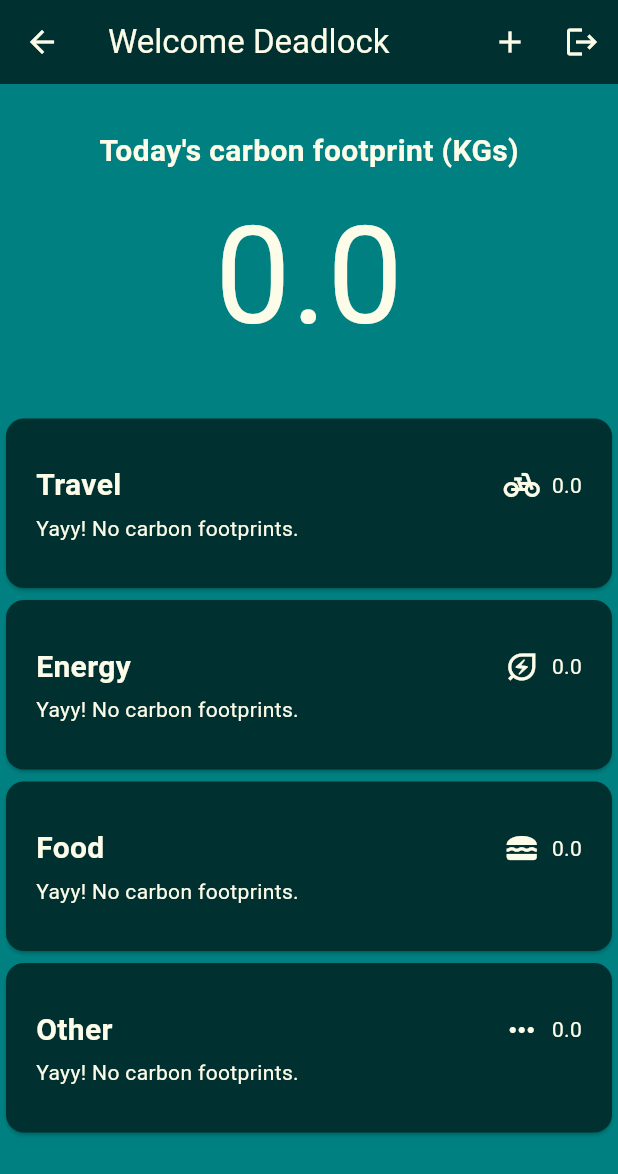
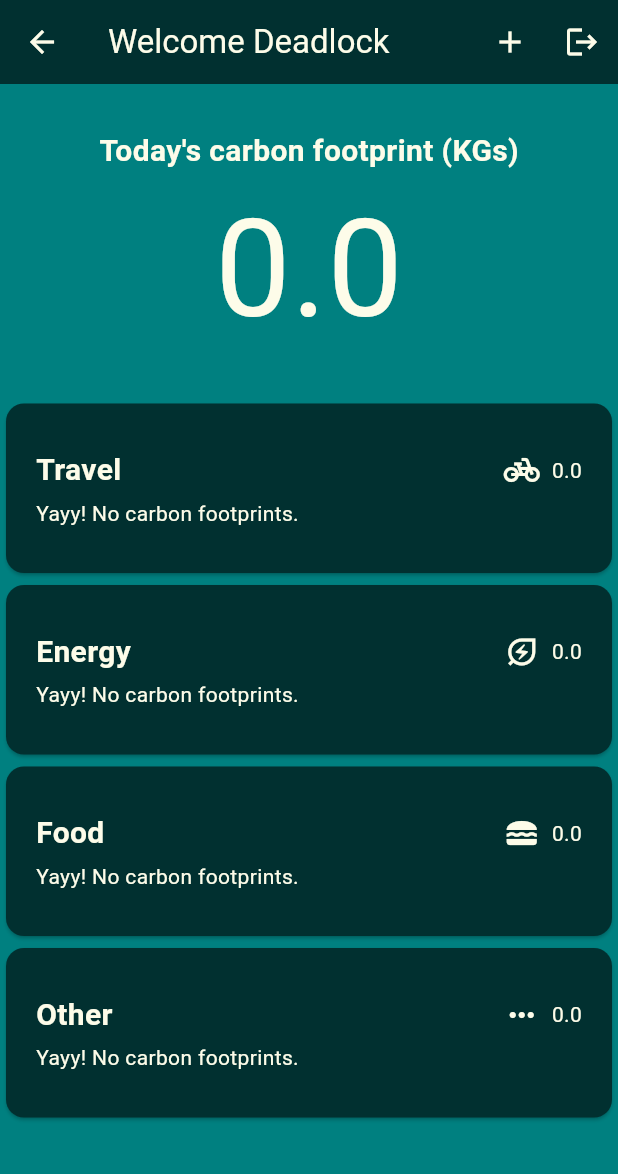
Before and after one commit to Deadlock-exe/c12-track-app, a Flutter app: the HomePage screen opened by its route, on a phone screen of 412 x 824 dp. Shown: the top 1174 px of the screen. Run offline on Flutter 3.47's test engine with Material 3 defaults, Android fonts, the phone set to English and light mode, and no system bars; our stand-ins replace firebase_auth, firebase_core; accounts and stored records are empty.

Commit message:
update readme.md

```diff
--- a/lib/main_ui/widgets/footprint_number.dart
+++ b/lib/main_ui/widgets/footprint_number.dart
@@ -18,7 +18,7 @@ class FootprintNumber extends StatelessWidget {
         horizontal: 0,
       ),
       width: double.infinity,
-      height: 140,
+      height: 130,
       child: Center(
         child: Text(
           sum.toString(),
```
Also changed, not shown: 1 other file.
